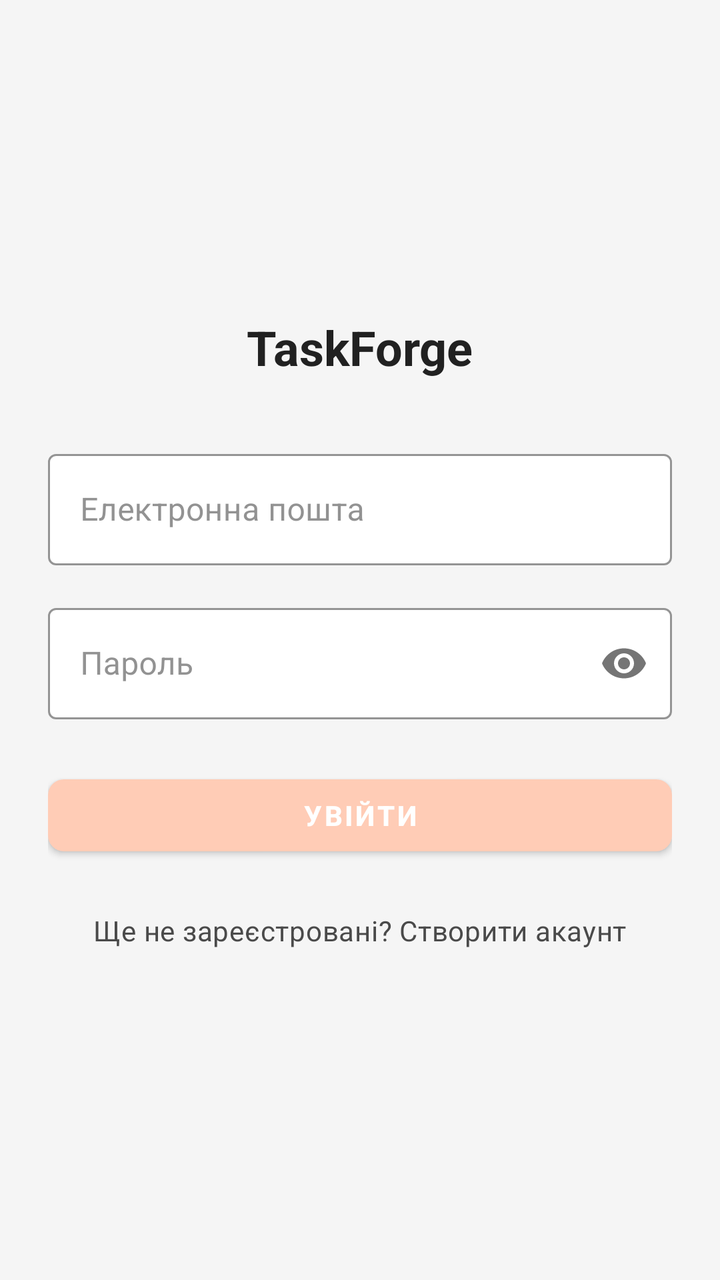
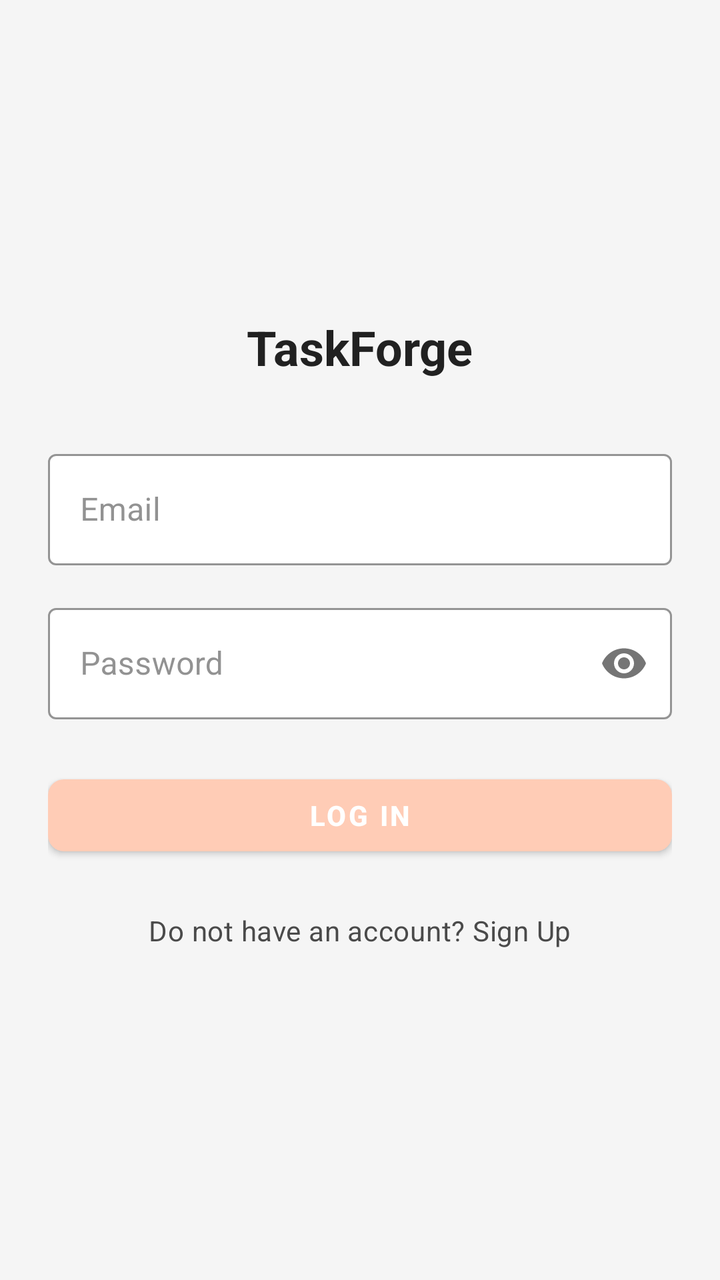

Screens rendered from an Android XML layout before and after an edit, with the pre-edit source and the edit as a unified diff.
<!-- AndroidManifest.xml: application theme Theme.TASKFORGE -->
<!-- res/layout/activity_login.xml -->
<?xml version="1.0" encoding="utf-8"?>
<LinearLayout xmlns:android="http://schemas.android.com/apk/res/android"
    xmlns:app="http://schemas.android.com/apk/res-auto"
    android:layout_width="match_parent"
    android:layout_height="match_parent"
    android:orientation="vertical"
    android:padding="24dp"
    android:gravity="center"
    android:background="@color/ui_background">

    <TextView
        android:layout_width="wrap_content"
        android:layout_height="wrap_content"
        android:text="TaskForge"
        android:textAppearance="@style/TextAppearance.TaskForge.Headline1"
        android:layout_marginBottom="32dp"/>

    <com.google.android.material.textfield.TextInputLayout
        style="@style/Widget.TaskForge.TextInputLayout"
        android:layout_width="match_parent"
        android:layout_height="wrap_content"
        android:layout_marginBottom="16dp"
        android:hint="Електронна пошта">

        <com.google.android.material.textfield.TextInputEditText
            style="@style/Widget.TaskForge.EditText"
            android:id="@+id/etEmail"
            android:layout_width="match_parent"
            android:layout_height="wrap_content"
            android:inputType="textEmailAddress"/>
    </com.google.android.material.textfield.TextInputLayout>

    <com.google.android.material.textfield.TextInputLayout
        style="@style/Widget.TaskForge.TextInputLayout"
        android:layout_width="match_parent"
        android:layout_height="wrap_content"
        android:layout_marginBottom="24dp"
        app:passwordToggleEnabled="true"
        android:hint="Пароль">

        <com.google.android.material.textfield.TextInputEditText
            style="@style/Widget.TaskForge.EditText"
            android:id="@+id/etPassword"
            android:layout_width="match_parent"
            android:layout_height="wrap_content"
            android:inputType="textPassword"/>
    </com.google.android.material.textfield.TextInputLayout>

    <com.google.android.material.button.MaterialButton
        android:id="@+id/btnLogin"
        style="@style/Widget.TaskForge.Button.Primary"
        android:layout_width="match_parent"
        android:layout_height="wrap_content"
        android:text="Увійти"
        android:layout_marginBottom="16dp"/>

    <TextView
        android:id="@+id/tvGoToRegister"
        android:layout_width="wrap_content"
        android:layout_height="wrap_content"
        android:text="Ще не зареєстровані? Створити акаунт"
        android:textAppearance="@style/TextAppearance.TaskForge.Caption"
        android:textColor="@color/ui_body_text"
        android:padding="8dp"/>
</LinearLayout>
<!-- resources referenced by this layout -->
<resources>
  <color name="ui_background">#F5F5F5</color>
  <color name="ui_body_text">#4A4A4A</color>
  <style name="TextAppearance.TaskForge.Caption" parent="TextAppearance.Material3.BodyMedium">
          <item name="android:textSize">14sp</item>
          <item name="android:textStyle">normal</item>
          <item name="android:fontFamily">sans-serif-medium</item>
          <item name="android:textColor">@color/ui_hint_text</item>
      </style>
  <style name="TextAppearance.TaskForge.Headline1" parent="TextAppearance.Material3.HeadlineLarge">
          <item name="android:textSize">24sp</item>
          <item name="android:textStyle">bold</item>
          <item name="android:fontFamily">sans-serif</item>
          <item name="android:textColor">@color/ui_heading_text</item>
      </style>
  <style name="Widget.TaskForge.EditText" parent="Widget.MaterialComponents.TextInputEditText.OutlinedBox">
          <item name="android:textColor">@color/ui_body_text</item>
          <item name="android:textColorHint">@color/ui_hint_text</item>
          <item name="android:textSize">16sp</item>
          <item name="android:fontFamily">sans-serif</item>
      </style>
  <style name="Widget.TaskForge.TextInputLayout" parent="Widget.MaterialComponents.TextInputLayout.OutlinedBox">
          <item name="boxBackgroundColor">@color/white</item>
          <item name="boxStrokeColor">@color/ui_accent_secondary</item>
          <item name="boxStrokeWidth">1dp</item>
          <item name="boxStrokeWidthFocused">2dp</item>
          <item name="hintTextColor">@color/ui_hint_text</item>
      </style>
  <style name="Theme.TASKFORGE" parent="Base.Theme.TASKFORGE" />
  <color name="ui_hint_text">#8E8E8E</color>
  <color name="ui_heading_text">#212121</color>
  <color name="ui_accent_primary">#FFCCB6</color>
  <color name="white">#FFFFFFFF</color>
  <color name="ui_accent_secondary">#DCCFF6</color>
  <style name="TextAppearance.TaskForge.Headline2" parent="TextAppearance.Material3.TitleLarge">
          <item name="android:textSize">20sp</item>
          <item name="android:textStyle">normal</item>
          <item name="android:fontFamily">sans-serif-medium</item>
          <item name="android:textColor">@color/ui_heading_text</item>
      </style>
  <style name="TextAppearance.TaskForge.Body" parent="TextAppearance.Material3.BodyLarge">
          <item name="android:textSize">16sp</item>
          <item name="android:textStyle">normal</item>
          <item name="android:fontFamily">sans-serif</item>
          <item name="android:textColor">@color/ui_body_text</item>
      </style>
  <style name="Widget.TaskForge.CardView" parent="Widget.MaterialComponents.CardView">
          <item name="strokeColor">@color/ui_card_border</item>
          <item name="strokeWidth">1dp</item>
          <item name="cardCornerRadius">10dp</item>
          <item name="cardElevation">1dp</item>
          <item name="cardBackgroundColor">@color/white</item>
      </style>
  <style name="Widget.TaskForge.FAB" parent="Widget.MaterialComponents.FloatingActionButton">
          <item name="backgroundTint">@color/ui_accent_primary</item>
          <item name="tint">@color/white</item>
      </style>
  <style name="Widget.TaskForge.BottomNavigationView" parent="Widget.MaterialComponents.BottomNavigationView">
          <item name="itemIconTint">@color/bottom_nav_tint</item>
          <item name="itemTextColor">@color/bottom_nav_tint</item>
          <item name="android:background">@color/white</item>
      </style>
  <style name="ThemeOverlay.TaskForge.MaterialAlertDialog" parent="ThemeOverlay.MaterialComponents.MaterialAlertDialog">
          <item name="materialAlertDialogBodyTextStyle">@style/TextAppearance.TaskForge.Body</item>
          <item name="shapeAppearanceOverlay">@style/ShapeAppearanceOverlay.TaskForge.Dialog</item>
      </style>
  <color name="ui_card_border">#E0E0E0</color>
  <style name="ShapeAppearanceOverlay.TaskForge.Dialog" parent="">
          <item name="cornerFamily">rounded</item>
          <item name="cornerSize">20dp</item>
      </style>
  <!-- unchanged entries left out for length: 2 -->
</resources>

<!-- the commit's change to res/layout/activity_login.xml (unified diff, before → after) -->
@@ -20,7 +20,7 @@
         android:layout_width="match_parent"
         android:layout_height="wrap_content"
         android:layout_marginBottom="16dp"
-        android:hint="Електронна пошта">
+        android:hint="Email">
 
         <com.google.android.material.textfield.TextInputEditText
             style="@style/Widget.TaskForge.EditText"
@@ -36,7 +36,7 @@
         android:layout_height="wrap_content"
         android:layout_marginBottom="24dp"
         app:passwordToggleEnabled="true"
-        android:hint="Пароль">
+        android:hint="Password">
 
         <com.google.android.material.textfield.TextInputEditText
             style="@style/Widget.TaskForge.EditText"
@@ -51,14 +51,14 @@
         style="@style/Widget.TaskForge.Button.Primary"
         android:layout_width="match_parent"
         android:layout_height="wrap_content"
-        android:text="Увійти"
+        android:text="Log In"
         android:layout_marginBottom="16dp"/>
 
     <TextView
         android:id="@+id/tvGoToRegister"
         android:layout_width="wrap_content"
         android:layout_height="wrap_content"
-        android:text="Ще не зареєстровані? Створити акаунт"
+        android:text="Do not have an account? Sign Up"
         android:textAppearance="@style/TextAppearance.TaskForge.Caption"
         android:textColor="@color/ui_body_text"
         android:padding="8dp"/>
